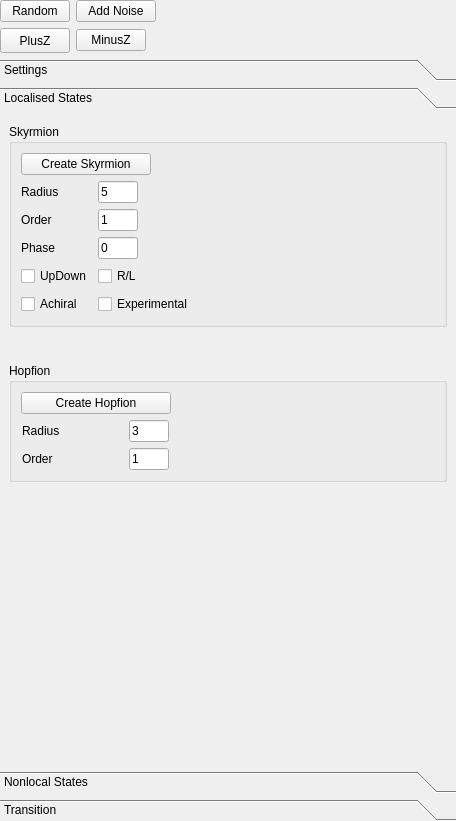
Before: the Qt Designer form ui-qt/ui/ConfigurationsWidget.ui in spirit-code/spirit, drawn with Qt 5.
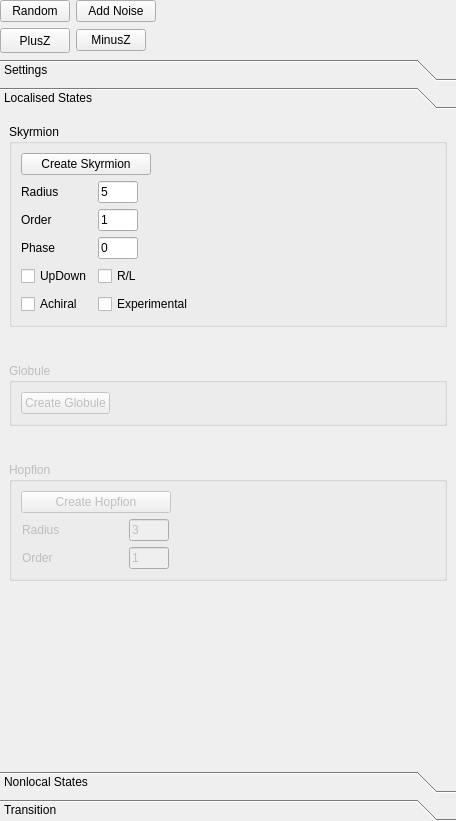
After: the same form once the commit is applied. The open tabs and pages were chosen to show the change.

Commit message: UI-QT: removed unneeded configuration.

```diff
--- a/ui-qt/ui/ConfigurationsWidget.ui
+++ b/ui-qt/ui/ConfigurationsWidget.ui
@@ -434,7 +434,7 @@
             <x>0</x>
             <y>0</y>
             <width>456</width>
-            <height>651</height>
+            <height>609</height>
            </rect>
           </property>
           <property name="minimumSize">
@@ -688,40 +688,11 @@
              </layout>
             </widget>
            </item>
-           <item row="4" column="0">
-            <spacer name="verticalSpacer_2">
-             <property name="orientation">
-              <enum>Qt::Vertical</enum>
+           <item row="5" column="0">
+            <widget class="QGroupBox" name="groupBox_hopfion">
+             <property name="enabled">
+              <bool>false</bool>
              </property>
-             <property name="sizeType">
-              <enum>QSizePolicy::Expanding</enum>
-             </property>
-             <property name="sizeHint" stdset="0">
-              <size>
-               <width>20</width>
-               <height>40</height>
-              </size>
-             </property>
-            </spacer>
-           </item>
-           <item row="2" column="0">
-            <spacer name="verticalSpacer_5">
-             <property name="orientation">
-              <enum>Qt::Vertical</enum>
-             </property>
-             <property name="sizeType">
-              <enum>QSizePolicy::Fixed</enum>
-             </property>
-             <property name="sizeHint" stdset="0">
-              <size>
-               <width>20</width>
-               <height>30</height>
-              </size>
-             </property>
-            </spacer>
-           </item>
-           <item row="3" column="0">
-            <widget class="QGroupBox" name="groupBox_11">
              <property name="minimumSize">
               <size>
                <width>0</width>
@@ -823,6 +794,86 @@
              </layout>
             </widget>
            </item>
+           <item row="2" column="0">
+            <spacer name="verticalSpacer_5">
+             <property name="orientation">
+              <enum>Qt::Vertical</enum>
+             </property>
+             <property name="sizeType">
+              <enum>QSizePolicy::Fixed</enum>
+             </property>
+             <property name="sizeHint" stdset="0">
+              <size>
+               <width>20</width>
+               <height>30</height>
+              </size>
+             </property>
+            </spacer>
+           </item>
+           <item row="9" column="0">
+            <spacer name="verticalSpacer_2">
+             <property name="orientation">
+              <enum>Qt::Vertical</enum>
+             </property>
+             <property name="sizeType">
+              <enum>QSizePolicy::Expanding</enum>
+             </property>
+             <property name="sizeHint" stdset="0">
+              <size>
+               <width>20</width>
+               <height>40</height>
+              </size>
+             </property>
+            </spacer>
+           </item>
+           <item row="4" column="0">
+            <spacer name="verticalSpacer_6">
+             <property name="orientation">
+              <enum>Qt::Vertical</enum>
+             </property>
+             <property name="sizeType">
+              <enum>QSizePolicy::Fixed</enum>
+             </property>
+             <property name="sizeHint" stdset="0">
+              <size>
+               <width>20</width>
+               <height>30</height>
+              </size>
+             </property>
+            </spacer>
+           </item>
+           <item row="3" column="0">
+            <widget class="QGroupBox" name="groupBox_globule">
+             <property name="enabled">
+              <bool>false</bool>
+             </property>
+             <property name="title">
+              <string>Globule</string>
+             </property>
+             <layout class="QGridLayout" name="gridLayout_19">
+              <item row="0" column="0">
+               <widget class="QPushButton" name="pushButton">
+                <property name="text">
+                 <string>Create Globule</string>
+                </property>
+               </widget>
+              </item>
+              <item row="0" column="1">
+               <spacer name="horizontalSpacer_8">
+                <property name="orientation">
+                 <enum>Qt::Horizontal</enum>
+                </property>
+                <property name="sizeHint" stdset="0">
+                 <size>
+                  <width>40</width>
+                  <height>20</height>
+                 </size>
+                </property>
+               </spacer>
+              </item>
+             </layout>
+            </widget>
+           </item>
           </layout>
          </widget>
          <widget class="QWidget" name="page_2">
```
Left out of the diff: 6 changed lines with no effect on the pictures. The commit also changes 1 other file.
